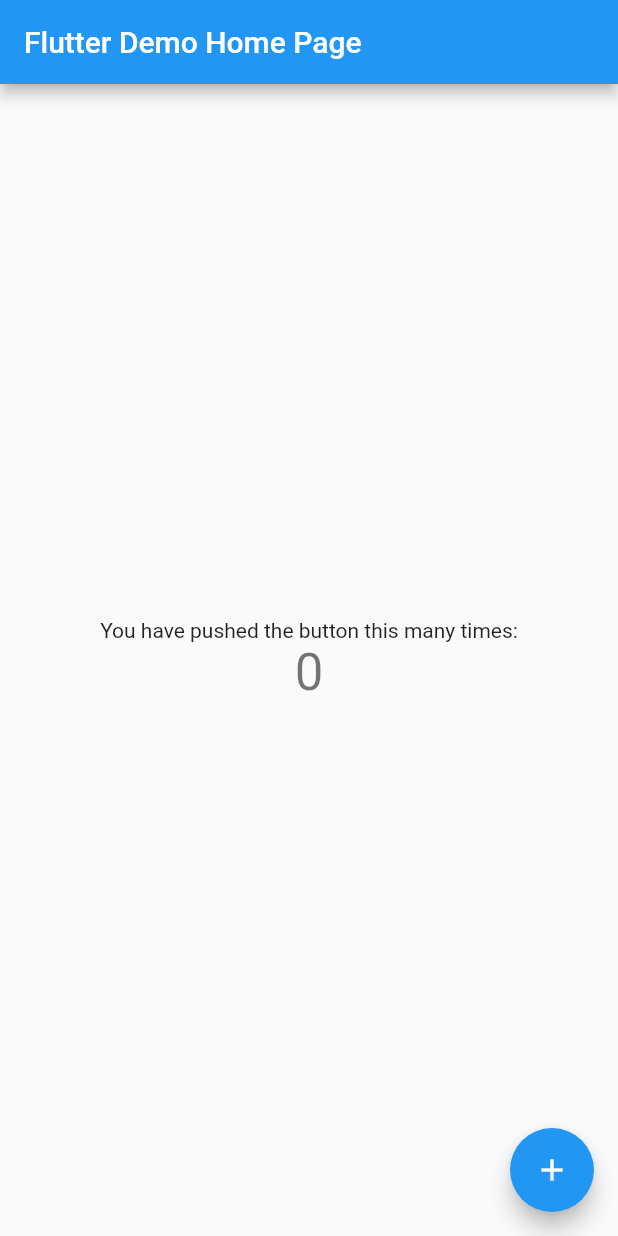
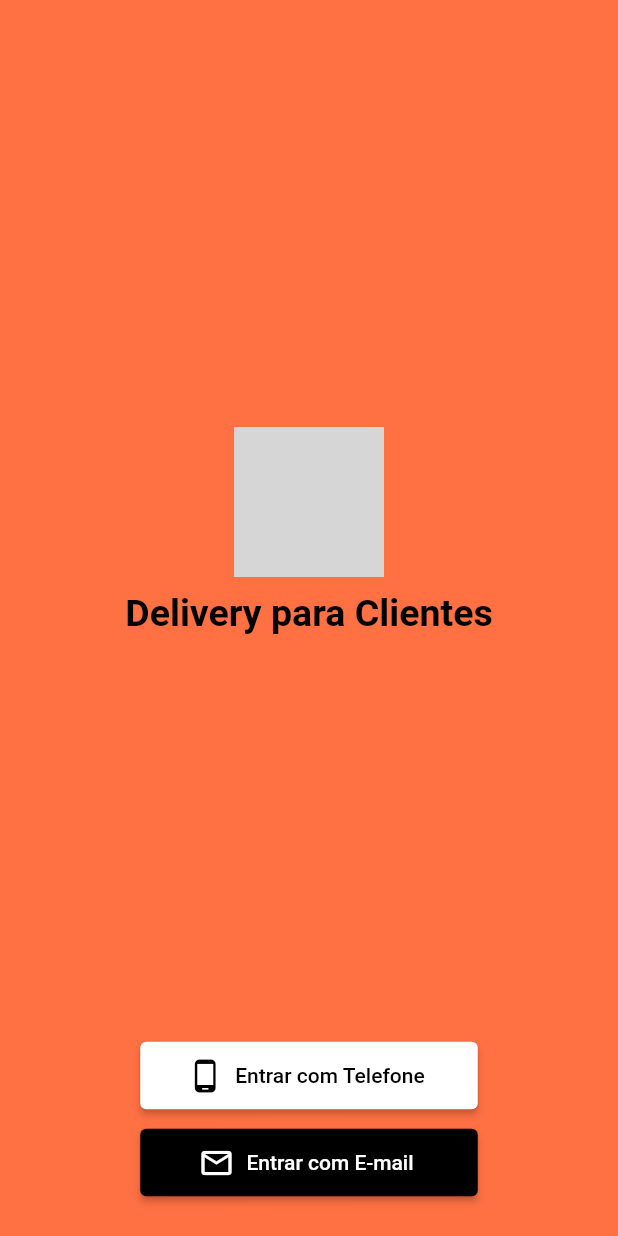
Before and after one commit to ronaldobgui/delivery-app-customer, a Flutter app: the screen it shows after launch, on a phone screen of 412 x 824 dp. Run offline on Flutter 3.47's test engine with Material 2 defaults, Android fonts, the phone set to English and light mode, and no system bars; grey boxes are pictures that could not be loaded.

Commit message:
tela de login

```diff
--- a/lib/main.dart
+++ b/lib/main.dart
@@ -1,63 +1,24 @@
+import 'package:delivery_app_customer/screens/login_screen.dart';
 import 'package:flutter/material.dart';
 
 void main() {
-  runApp(const MyApp());
+  runApp(const Home());
 }
 
-class MyApp extends StatelessWidget {
-  const MyApp({Key? key}) : super(key: key);
+class Home extends StatelessWidget {
+  const Home({Key? key}) : super(key: key);
   @override
   Widget build(BuildContext context) {
     return MaterialApp(
-      title: 'Flutter Demo',
+      title: 'Delivery App Customer',
       theme: ThemeData(
         primarySwatch: Colors.blue,
       ),
-      home: const MyHomePage(title: 'Flutter Demo Home Page'),
+      debugShowCheckedModeBanner: false,
+      initialRoute: LoginScreen.routeName,
+      routes: {
+        LoginScreen.routeName: (context) => const LoginScreen(),
+      },
     );
   }
 }
-
-class MyHomePage extends StatefulWidget {
-  final String title;
-  const MyHomePage({Key? key, required this.title}) : super(key: key);
-  @override
-  State<MyHomePage> createState() => _MyHomePageState();
-}
-
-class _MyHomePageState extends State<MyHomePage> {
-  int _counter = 0;
-  void _incrementCounter() {
-    setState(() {
-      _counter++;
-    });
-  }
-
-  @override
-  Widget build(BuildContext context) {
-    return Scaffold(
-      appBar: AppBar(
-        title: Text(widget.title),
-      ),
-      body: Center(
-        child: Column(
-          mainAxisAlignment: MainAxisAlignment.center,
-          children: <Widget>[
-            const Text(
-              'You have pushed the button this many times:',
-            ),
-            Text(
-              '$_counter',
-              style: Theme.of(context).textTheme.headline4,
-            ),
-          ],
-        ),
-      ),
-      floatingActionButton: FloatingActionButton(
-        onPressed: _incrementCounter,
-        tooltip: 'Increment',
-        child: const Icon(Icons.add),
-      ),
-    );
-  }
-}
--- /dev/null
+++ b/lib/screens/login_screen.dart
@@ -0,0 +1,90 @@
+import 'package:flutter/material.dart';
+
+class LoginScreen extends StatelessWidget {
+  static const String routeName = "/login";
+  const LoginScreen({Key? key}) : super(key: key);
+  @override
+  Widget build(BuildContext context) {
+    return Scaffold(
+      backgroundColor: Colors.deepOrange.shade400,
+      body: SafeArea(
+        child: Padding(
+          padding: const EdgeInsets.all(25),
+          child: Column(
+            children: [
+              Expanded(
+                child: Column(
+                  children: const [
+                    Image(
+                      image: AssetImage('./assets/images/icon.png'),
+                      width: 100,
+                    ),
+                    SizedBox(
+                      height: 10,
+                    ),
+                    Text(
+                      'Delivery para Clientes',
+                      style: TextStyle(
+                        color: Colors.black,
+                        fontSize: 25,
+                        fontWeight: FontWeight.bold,
+                      ),
+                    ),
+                    SizedBox(
+                      height: 10,
+                    ),
+                  ],
+                  mainAxisAlignment: MainAxisAlignment.center,
+                  // mainAxisSize: MainAxisSize.min,
+                ),
+              ),
+              Column(
+                children: [
+                  ElevatedButton.icon(
+                    icon: const Icon(
+                      Icons.phone_android,
+                      color: Colors.black,
+                    ),
+                    label: const Text(
+                      'Entrar com Telefone',
+                      style: TextStyle(
+                        color: Colors.black,
+                      ),
+                    ),
+                    style: ElevatedButton.styleFrom(
+                      primary: Colors.white,
+                      fixedSize: const Size(225, 45),
+                    ),
+                    onPressed: () {},
+                  ),
+                  const SizedBox(
+                    height: 10,
+                  ),
+                  ElevatedButton.icon(
+                    icon: const Icon(
+                      Icons.email_outlined,
+                      color: Colors.white,
+                    ),
+                    label: const Text(
+                      'Entrar com E-mail',
+                      style: TextStyle(
+                        color: Colors.white,
+                      ),
+                    ),
+                    style: ElevatedButton.styleFrom(
+                      primary: Colors.black,
+                      fixedSize: const Size(225, 45),
+                    ),
+                    onPressed: () {},
+                  ),
+                ],
+              )
+            ],
+            crossAxisAlignment: CrossAxisAlignment.stretch,
+            mainAxisSize: MainAxisSize.max,
+          ),
+        ),
+      ),
+    );
+  }
+}
```
Also changed, not shown: pubspec.yaml (+4 -6 lines), assets/images/icon.png (added), lib/full_container.dart (added), pubspec.lock, 1 other file.
